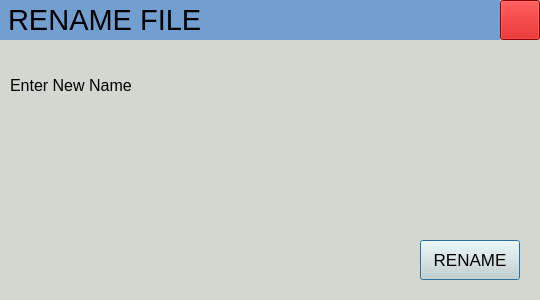
Above: renamewindow.ui from kartikeya8973/emu_hmi_app before the change. Below: the same form after it.
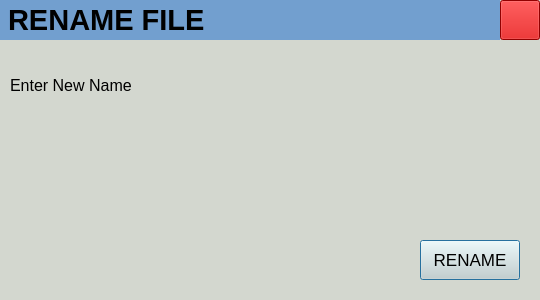
That is the form after the change. Icons and pictures are not drawn.

The edit to the form file:
```diff
--- a/renamewindow.ui
+++ b/renamewindow.ui
@@ -113,6 +113,8 @@
    <property name="font">
     <font>
      <pointsize>22</pointsize>
+     <weight>75</weight>
+     <bold>true</bold>
     </font>
    </property>
    <property name="styleSheet">
```
